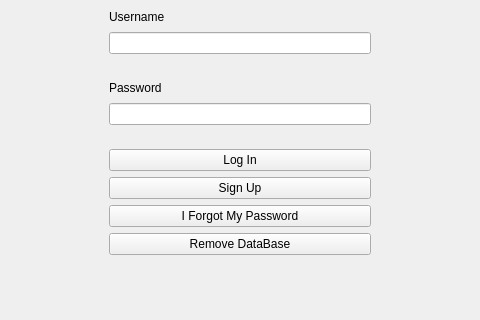
Before: the Qt Designer form loginwindow.ui in EduPonz/SmartTrashCan_B376, drawn with Qt 5; both pictures show x 259 to 739 and y 161 to 481 of the 998 by 600 pixel window.
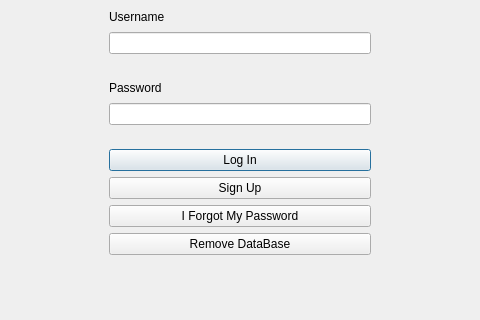
After: the same form once the commit is applied.

Commit message: - Enter supported for the loggin window

Diff of the .ui file:
```diff
--- a/loginwindow.ui
+++ b/loginwindow.ui
@@ -119,6 +119,12 @@
            <property name="text">
             <string>Log In</string>
            </property>
+           <property name="autoDefault">
+            <bool>true</bool>
+           </property>
+           <property name="default">
+            <bool>true</bool>
+           </property>
           </widget>
          </item>
          <item>
```
The commit also changes 2 other files.
